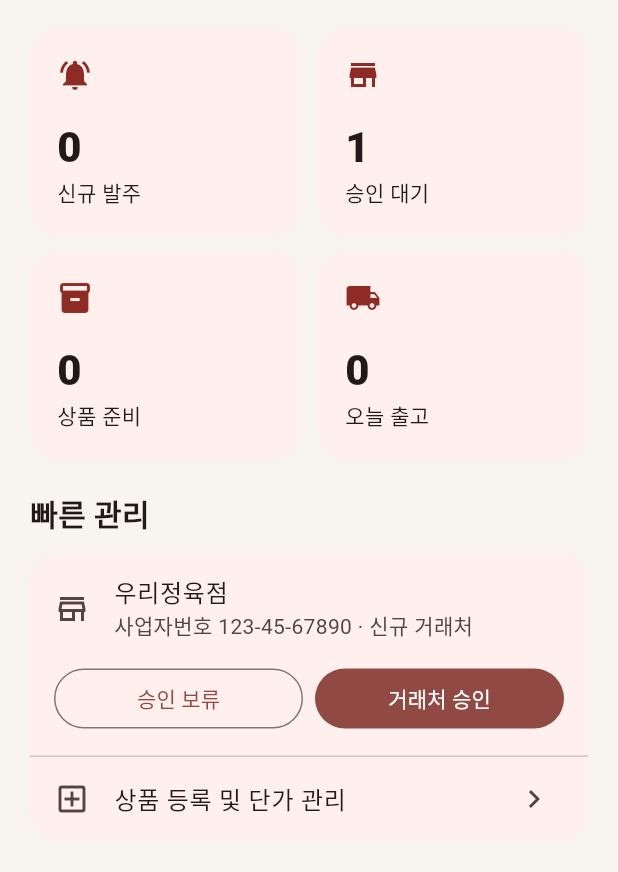
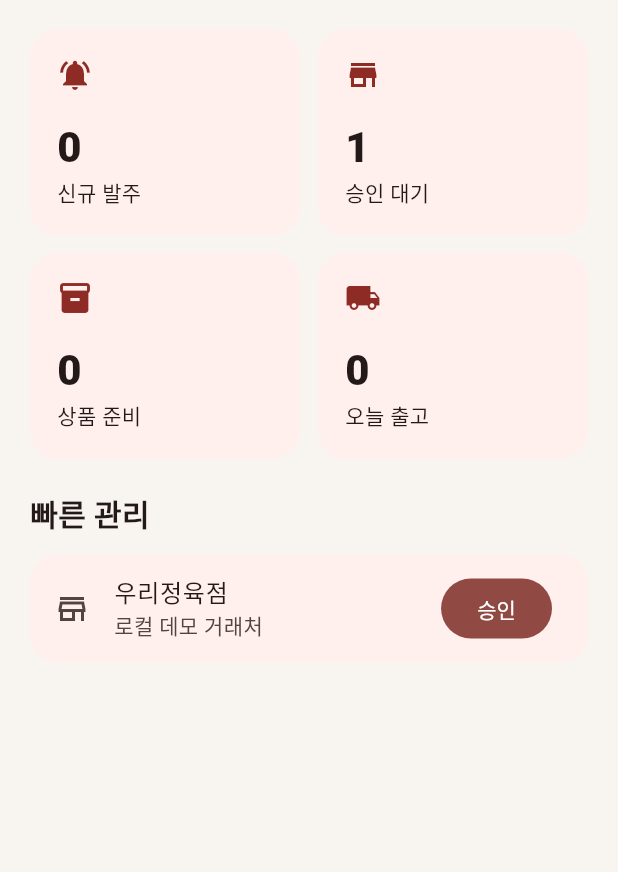
Before and after one commit to hellojun81/majang-order, a Flutter app: the AdminDashboardPage widget shown alone on an empty page, opened directly, on a phone screen of 412 x 824 dp, the part 134-1006 px from its top. Run offline on Flutter 3.47's test engine with Material 3 defaults, Android fonts, the light colour scheme and no system bars; our stand-ins replace shared_preferences, supabase_flutter; accounts and stored records are empty.

Commit message:
fix: load retailer approvals from Supabase

```diff
--- a/lib/main.dart
+++ b/lib/main.dart
@@ -217,6 +217,27 @@ class DemoOrder {
 
 enum OrderStage { pending, weighing, customerConfirmation, preparing, rejected }
 
+class RetailerProfile {
+  RetailerProfile({
+    required this.id,
+    required this.storeName,
+    required this.businessNumber,
+    required this.isApproved,
+  });
+
+  final String id;
+  final String storeName;
+  final String? businessNumber;
+  bool isApproved;
+
+  factory RetailerProfile.fromSupabase(Map<String, dynamic> row) => RetailerProfile(
+        id: row['id'] as String,
+        storeName: row['store_name'] as String,
+        businessNumber: row['business_number'] as String?,
+        isApproved: row['is_approved'] as bool? ?? false,
+      );
+}
+
 class AppStore extends ChangeNotifier {
   AppStore() {
     _loadProducts();
@@ -235,6 +256,7 @@ class AppStore extends ChangeNotifier {
       .toList();
   final List<CartLine> cart = [];
   final List<DemoOrder> orders = [];
+  final List<RetailerProfile> retailers = [];
   DateTime requestedDeliveryDate = DateTime.now().add(const Duration(days: 1));
   String processingRequest = '';
   UserRole? signedInRole;
@@ -364,6 +386,7 @@ class AppStore extends ChangeNotifier {
           : RetailerApprovalStatus.pending;
       await _loadProductsFromSupabase();
       await _loadOrdersFromSupabase();
+      if (isAdmin) await _loadRetailersFromSupabase();
     } on AuthException catch (error) {
       authMessage = error.message;
     } on PostgrestException catch (error) {
@@ -402,6 +425,41 @@ class AppStore extends ChangeNotifier {
       authLoading = false;
       notifyListeners();
     }
+  }
+
+  Future<void> _loadRetailersFromSupabase() async {
+    try {
+      final rows = await Supabase.instance.client
+          .from('profiles')
+          .select('id, store_name, business_number, is_approved')
+          .eq('role', 'retailer')
+          .order('created_at', ascending: false);
+      retailers
+        ..clear()
+        ..addAll(rows.map(RetailerProfile.fromSupabase));
+      notifyListeners();
+    } on PostgrestException catch (error) {
+      authMessage = '거래처 목록을 불러오지 못했습니다: ${error.message}';
+      notifyListeners();
+    }
+  }
+
+  Future<void> approveRetailer(RetailerProfile retailer) async {
+    await Supabase.instance.client
+        .from('profiles')
+        .update({'is_approved': true})
+        .eq('id', retailer.id);
+    retailer.isApproved = true;
+    notifyListeners();
+  }
+
+  Future<void> reconsiderRetailer(RetailerProfile retailer) async {
+    await Supabase.instance.client
+        .from('profiles')
+        .update({'is_approved': false})
+        .eq('id', retailer.id);
+    retailer.isApproved = false;
+    notifyListeners();
   }
 
   void approveDemoRetailer() {
@@ -936,7 +994,11 @@ class AdminDashboardPage extends StatelessWidget {
             Expanded(
               child: _SummaryCard(
                 label: '승인 대기',
-                value: store.retailerApprovalStatus == RetailerApprovalStatus.pending ? '1' : '0',
+                value: AppConfig.hasSupabase
+                    ? '${store.retailers.where((retailer) => !retailer.isApproved).length}'
+                    : store.retailerApprovalStatus == RetailerApprovalStatus.pending
+                        ? '1'
+                        : '0',
                 icon: Icons.store_mall_directory,
               ),
             ),
@@ -953,55 +1015,61 @@ class AdminDashboardPage extends StatelessWidget {
         const SizedBox(height: 22),
         const Text('빠른 관리', style: TextStyle(fontSize: 20, fontWeight: FontWeight.w700)),
         const SizedBox(height: 12),
-        Card(
-          child: Column(
-            children: [
-              const ListTile(
-                leading: Icon(Icons.store_outlined),
-                title: Text('우리정육점'),
-                subtitle: Text('사업자번호 123-45-67890 · 신규 거래처'),
-              ),
-              if (store.retailerApprovalStatus == RetailerApprovalStatus.pending)
-                Padding(
-                  padding: const EdgeInsets.fromLTRB(16, 0, 16, 14),
-                  child: Row(
+        if (AppConfig.hasSupabase && store.retailers.isEmpty)
+          const Card(
+            child: Padding(
+              padding: EdgeInsets.all(20),
+              child: Text('등록된 소매점 거래처가 없습니다.'),
+            ),
+          ),
+        if (AppConfig.hasSupabase)
+          ...store.retailers.map(
+            (retailer) => Padding(
+              padding: const EdgeInsets.only(bottom: 10),
+              child: Card(
+                child: Padding(
+                  padding: const EdgeInsets.fromLTRB(16, 8, 16, 14),
+                  child: Column(
                     children: [
-                      Expanded(
-                        child: OutlinedButton(
-                          onPressed: store.rejectDemoRetailer,
-                          child: const Text('승인 보류'),
-                        ),
+                      ListTile(
+                        contentPadding: EdgeInsets.zero,
+                        leading: const Icon(Icons.store_outlined),
+                        title: Text(retailer.storeName),
+                        subtitle: Text(retailer.businessNumber?.isNotEmpty == true
+                            ? '사업자번호 ${retailer.businessNumber}'
+                            : '사업자번호 미등록'),
+                        trailing: Chip(label: Text(retailer.isApproved ? '승인 완료' : '승인 대기')),
                       ),
-                      const SizedBox(width: 8),
-                      Expanded(
-                        child: FilledButton(
-                          onPressed: store.approveDemoRetailer,
-                          child: const Text('거래처 승인'),
-                        ),
+                      SizedBox(
+                        width: double.infinity,
+                        child: retailer.isApproved
+                            ? OutlinedButton(
+                                onPressed: () => store.reconsiderRetailer(retailer),
+                                child: const Text('승인 취소'),
+                              )
+                            : FilledButton(
+                                onPressed: () => store.approveRetailer(retailer),
+                                child: const Text('거래처 승인'),
+                              ),
                       ),
                     ],
                   ),
-                )
-              else
-                ListTile(
-                  leading: Icon(
-                    store.retailerApprovalStatus == RetailerApprovalStatus.approved
-                        ? Icons.check_circle_outline
-                        : Icons.block_outlined,
-                  ),
-                  title: Text(
-                    store.retailerApprovalStatus == RetailerApprovalStatus.approved ? '승인 완료' : '승인 보류',
-                  ),
-                  trailing: TextButton(
-                    onPressed: store.resetDemoRetailerApproval,
-                    child: const Text('재심사'),
-                  ),
                 ),
-              const Divider(height: 1),
-              const ListTile(leading: Icon(Icons.add_box_outlined), title: Text('상품 등록 및 단가 관리'), trailing: Icon(Icons.chevron_right)),
-            ],
-          ),
-        ),
+              ),
+            ),
+          )
+        else
+          Card(
+            child: ListTile(
+              leading: const Icon(Icons.store_outlined),
+              title: const Text('우리정육점'),
+              subtitle: const Text('로컬 데모 거래처'),
+              trailing: FilledButton(
+                onPressed: store.approveDemoRetailer,
+                child: const Text('승인'),
+              ),
+            ),
+          ),
       ],
     );
   }
```
Also changed, not shown: 1 other file.
